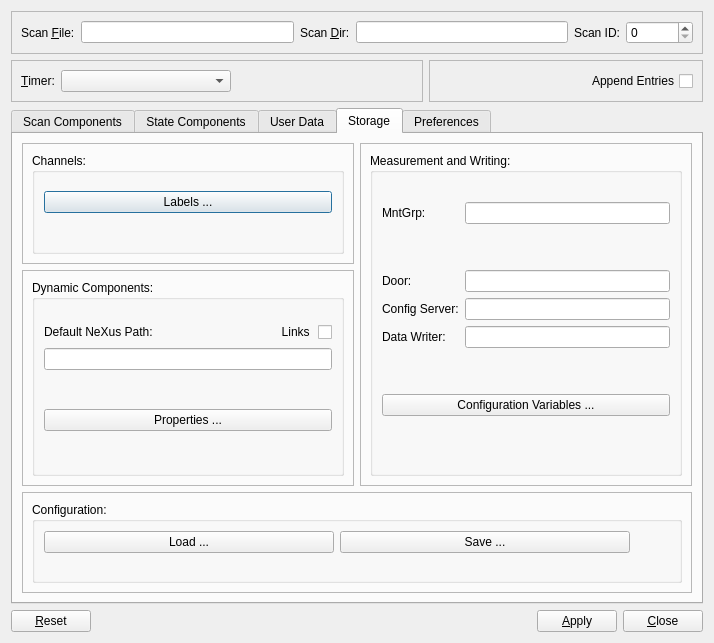
nexdatas/nxselector, file nxselector/ui/selector.ui: the form before one commit.
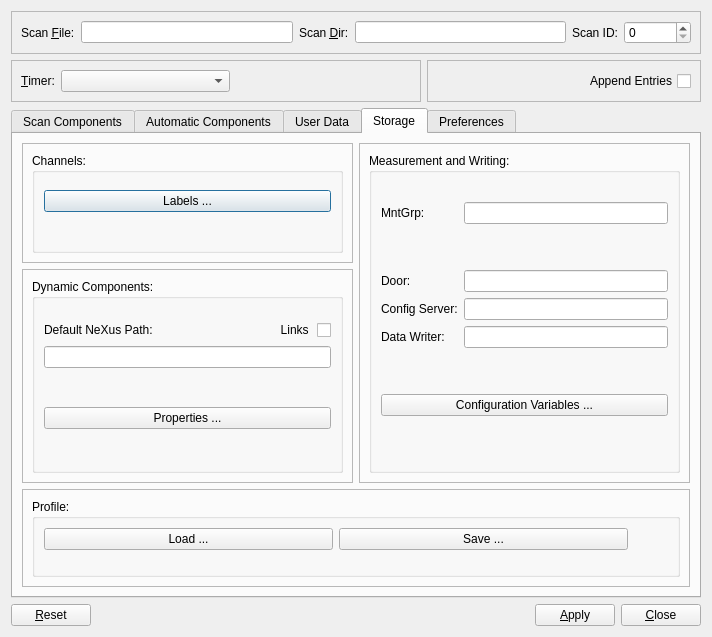
The form after the commit. The open tabs and pages were chosen to show the change.

Diff of the .ui file:
```diff
--- a/nxselector/ui/selector.ui
+++ b/nxselector/ui/selector.ui
@@ -6,8 +6,8 @@
    <rect>
     <x>0</x>
     <y>0</y>
-    <width>714</width>
-    <height>643</height>
+    <width>712</width>
+    <height>637</height>
    </rect>
   </property>
   <property name="windowTitle">
@@ -207,7 +207,7 @@
        </widget>
        <widget class="QWidget" name="state">
         <attribute name="title">
-         <string>State Components</string>
+         <string>Automatic Components</string>
         </attribute>
        </widget>
        <widget class="QWidget" name="data">
@@ -559,7 +559,7 @@
             <item row="0" column="0">
              <widget class="QGroupBox" name="groupBox_6">
               <property name="title">
-               <string>Configuration:</string>
+               <string>Profile:</string>
               </property>
               <layout class="QGridLayout" name="gridLayout_8">
                <item row="1" column="1">
```
Left out of the diff: 2 changed lines with no effect on the pictures.
